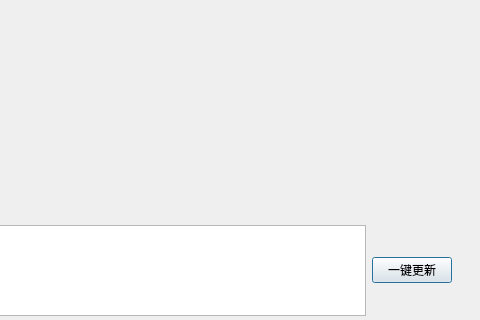
Qt form downloader.ui (hudie8655/NewDownloader) before a commit; both pictures show x 509 to 989 and y 295 to 615 of the 989 by 615 pixel window.
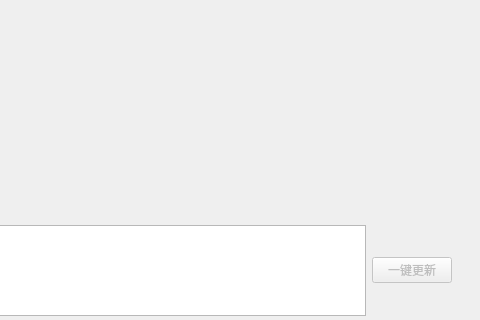
The same form after that commit.

Diff of the .ui file:
```diff
--- a/downloader.ui
+++ b/downloader.ui
@@ -42,6 +42,9 @@
     </item>
     <item>
      <widget class="QPushButton" name="pushButton">
+      <property name="enabled">
+       <bool>false</bool>
+      </property>
       <property name="text">
        <string>一键更新</string>
       </property>
```
